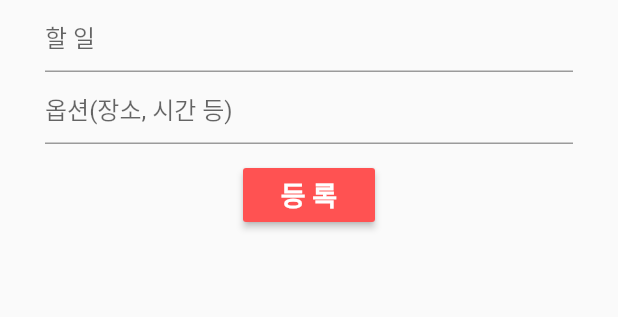
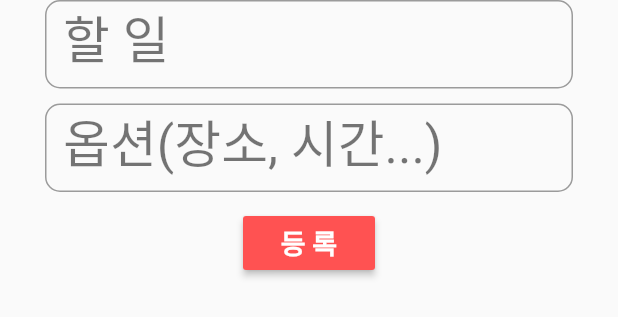
Before and after one commit to BlackMonkey56/my_secretary, a Flutter app: the TodoList widget shown alone on an empty page, opened directly, on a phone screen of 412 x 824 dp. Shown: the top 317 px of the screen. Run offline on Flutter 3.47's test engine with Material 2 defaults, Android fonts, the phone set to English and light mode, and no system bars; our stand-ins replace cloud_firestore, firebase_auth, flutter_slidable, google_sign_in; missing offline and left inert: flutter_facebook_login; accounts and stored records are empty.

Commit message:
updated list panel

```diff
--- a/lib/main_page.dart
+++ b/lib/main_page.dart
@@ -45,7 +45,6 @@ class _MainPageState extends State<MainPage> with SingleTickerProviderStateMixin
               controller.fling(velocity: isPanelVisible ? -1.0 : 1.0);
             },
         ),//IconButton
-
       ),//AppBar
       body: new TodoListPanel(
           controller: controller,
--- a/lib/todo_list.dart
+++ b/lib/todo_list.dart
@@ -48,16 +48,27 @@ class _TodoListState extends State<TodoList> {
                 children: <Widget>[
                   new TextField(
                     decoration: new InputDecoration(
-                        hintText: "할 일"
+                      labelStyle: Theme.of(context).textTheme.display1,
+                      labelText: '할 일',
+                      border: OutlineInputBorder(
+                        borderRadius: BorderRadius.circular(10.0),
+                      ),
                     ),//InputDecoration
                     onChanged: (value){
                       this.todoStr = value;
                     },
                     controller: todoTextController,
                   ),//TextField,
+                  new Padding(
+                    padding: EdgeInsets.all(5.0),
+                  ),//Padding
                   new TextField(
                     decoration: new InputDecoration(
-                        hintText: "옵션(장소, 시간 등)"
+                      labelStyle: Theme.of(context).textTheme.display1,
+                      labelText: '옵션(장소, 시간...)',
+                      border: OutlineInputBorder(
+                        borderRadius: BorderRadius.circular(10.0),
+                      ),
                     ),//InputDecoration
                     onChanged: (value){
                       this.optionStr = value;
--- a/pubspec.yaml
+++ b/pubspec.yaml
@@ -24,6 +24,7 @@ dependencies:
   flutter_facebook_login:
   cloud_firestore:
   flutter_slidable:
+  flutter_staggered_grid_view:
 
 
 dev_dependencies:
```
Also changed, not shown: lib/main_info_board.dart (added, +72 -0 lines), lib/todo_list_panel.dart (+2 -7 lines).
